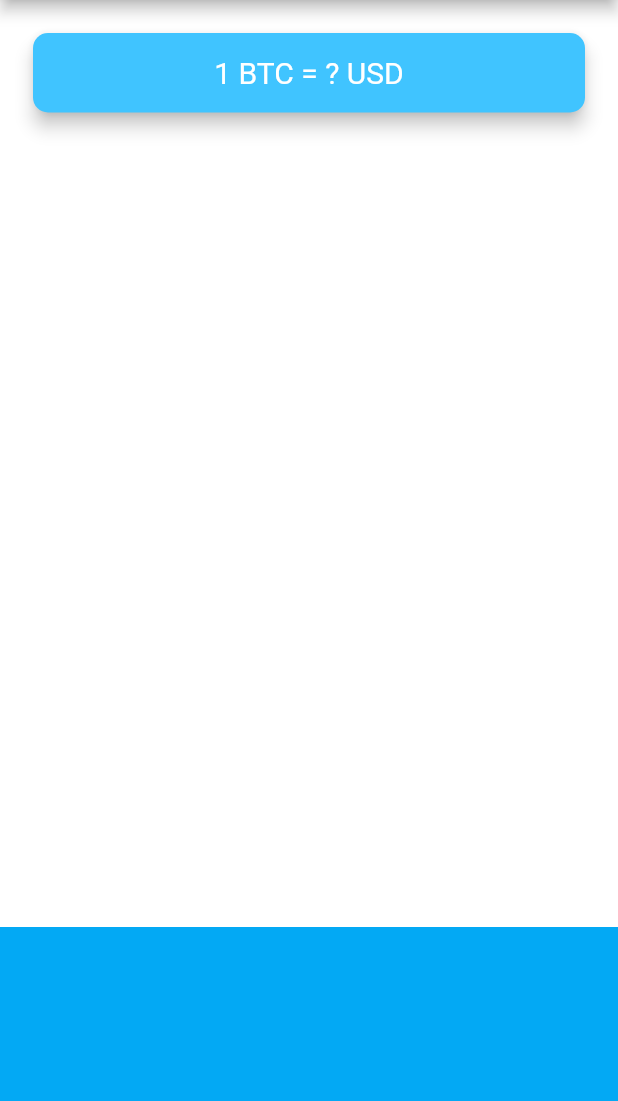
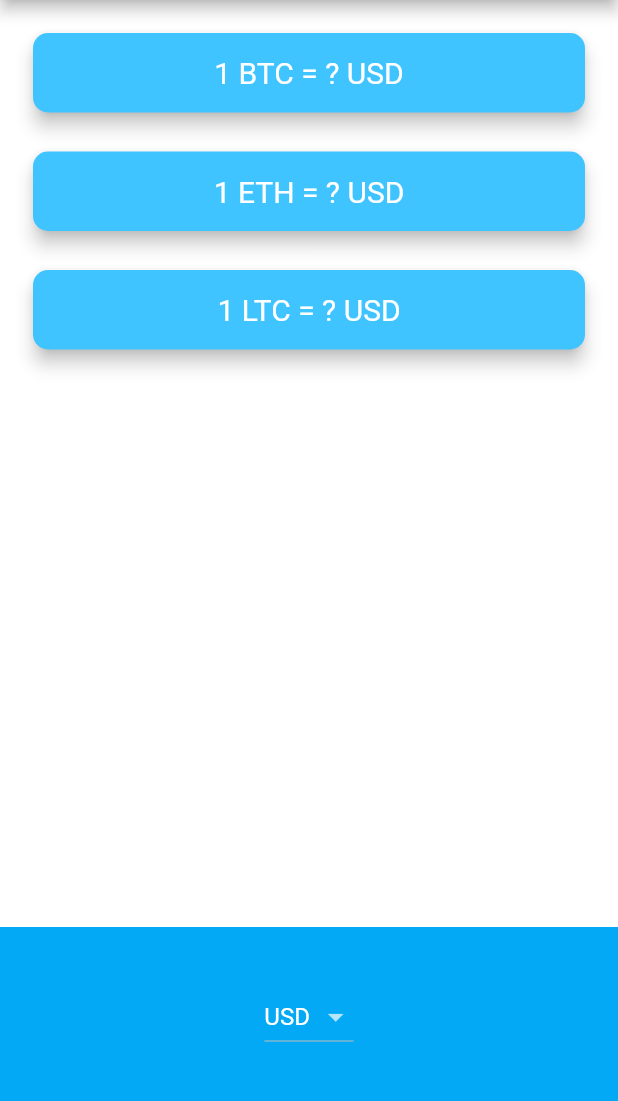
Before and after one commit to Z-inator/bitcoin_ticker_flutterChallenge, a Flutter app: the screen it shows after launch, on a phone screen of 412 x 824 dp, the part 84-1185 px from its top. Run offline on Flutter 3.47's test engine with Material 2 defaults, Android fonts, the phone set to English and light mode, and no system bars; network calls fail.

Commit message:
Final Commit

```diff
--- a/lib/price_screen.dart
+++ b/lib/price_screen.dart
@@ -1,4 +1,7 @@
+import 'package:flutter/cupertino.dart';
 import 'package:flutter/material.dart';
+import 'coin_data.dart';
+import 'dart:io' show Platform;
 
 class PriceScreen extends StatefulWidget {
   @override
@@ -6,6 +9,86 @@
 }
 
 class _PriceScreenState extends State<PriceScreen> {
+  String selectedCurrency = 'USD';
+
+  DropdownButton<String> androidDropdown() {
+    List<DropdownMenuItem<String>> dropdownItems = [];
+
+    for (String currency in currenciesList) {
+      var newItem = DropdownMenuItem(
+        child: Text(currency),
+        value: currency,
+      );
+      dropdownItems.add(newItem);
+    }
+    return DropdownButton<String>(
+      value: selectedCurrency,
+      items: dropdownItems,
+      onChanged: (value) {
+        setState(() {
+          selectedCurrency = value;
+          getData();
+        });
+      },
+    );
+  }
+
+  CupertinoPicker iOSPicker() {
+    List<Text> pickerItems = [];
+
+    for (String currency in currenciesList) {
+      pickerItems.add(Text(currency));
+    }
+    return CupertinoPicker(
+      backgroundColor: Colors.lightBlue,
+      itemExtent: 32.0,
+      onSelectedItemChanged: (selectedIndex) {
+        selectedCurrency = currenciesList[selectedIndex];
+        getData();
+      },
+      children: pickerItems,
+    );
+  }
+
+  Map<String, String> coinValues = {};
+  bool isWaiting = false;
+
+  void getData() async {
+    isWaiting = true;
+    try {
+      var data = await CoinData().getCoinData(selectedCurrency);
+      isWaiting = false;
+      setState(() {
+        coinValues = data;
+      });
+    } catch (e) {
+      print(e);
+    }
+  }
+
+  @override
+  void initState() {
+    super.initState();
+    getData();
+  }
+
+  Column makeCards() {
+    List<CryptoCard> cryptoCards = [];
+    for (String crypto in cryptoList) {
+      cryptoCards.add(
+        CryptoCard(
+          cryptoCurrency: crypto,
+          selectedCurrency: selectedCurrency,
+          value: isWaiting ? '?' : coinValues[crypto],
+        ),
+      );
+    }
+    return Column(
+      crossAxisAlignment: CrossAxisAlignment.stretch,
+      children: cryptoCards,
+    );
+  }
+
   @override
   Widget build(BuildContext context) {
     return Scaffold(
@@ -16,7 +99,33 @@
           mainAxisAlignment: MainAxisAlignment.spaceBetween,
           crossAxisAlignment: CrossAxisAlignment.stretch,
           children: <Widget>[
-          Padding(
+            makeCards(),
+            Container(
+              height: 150.0,
+              alignment: Alignment.center,
+              padding: EdgeInsets.only(bottom: 30.0),
+              color: Colors.lightBlue,
+              child: Platform.isIOS ? iOSPicker() : androidDropdown(),
+            ),
+          ],
+        ));
+  }
+}
+
+class CryptoCard extends StatelessWidget {
+  const CryptoCard({
+    this.value,
+    this.selectedCurrency,
+    this.cryptoCurrency,
+  });
+
+  final String value;
+  final String selectedCurrency;
+  final String cryptoCurrency;
+
+  @override
+  Widget build(BuildContext context) {
+    return Padding(
       padding: EdgeInsets.fromLTRB(18.0, 18.0, 18.0, 0),
       child: Card(
         color: Colors.lightBlueAccent,
@@ -27,7 +136,7 @@
         child: Padding(
           padding: EdgeInsets.symmetric(vertical: 15.0, horizontal: 28.0),
           child: Text(
-                  '1 BTC = ? USD',
+            '1 $cryptoCurrency = $value $selectedCurrency',
             textAlign: TextAlign.center,
             style: TextStyle(
               fontSize: 20.0,
@@ -36,16 +145,6 @@
           ),
         ),
       ),
-          ),
-          Container(
-            height: 150.0,
-            alignment: Alignment.center,
-            padding: EdgeInsets.only(bottom: 30.0),
-            color: Colors.lightBlue,
-            child: null,
-          ),
-        ],
-      ),
     );
   }
 }
--- a/pubspec.yaml
+++ b/pubspec.yaml
@@ -28,6 +28,7 @@
   # The following adds the Cupertino Icons font to your application.
   # Use with the CupertinoIcons class for iOS style icons.
   cupertino_icons: ^1.0.1
+  http: ^0.12.2
 
 dev_dependencies:
   flutter_test:
```
Also changed, not shown: lib/coin_data.dart (+25 -1 lines), pubspec.lock, 1 other file. Lines whose indentation alone changed are shown as unchanged.
